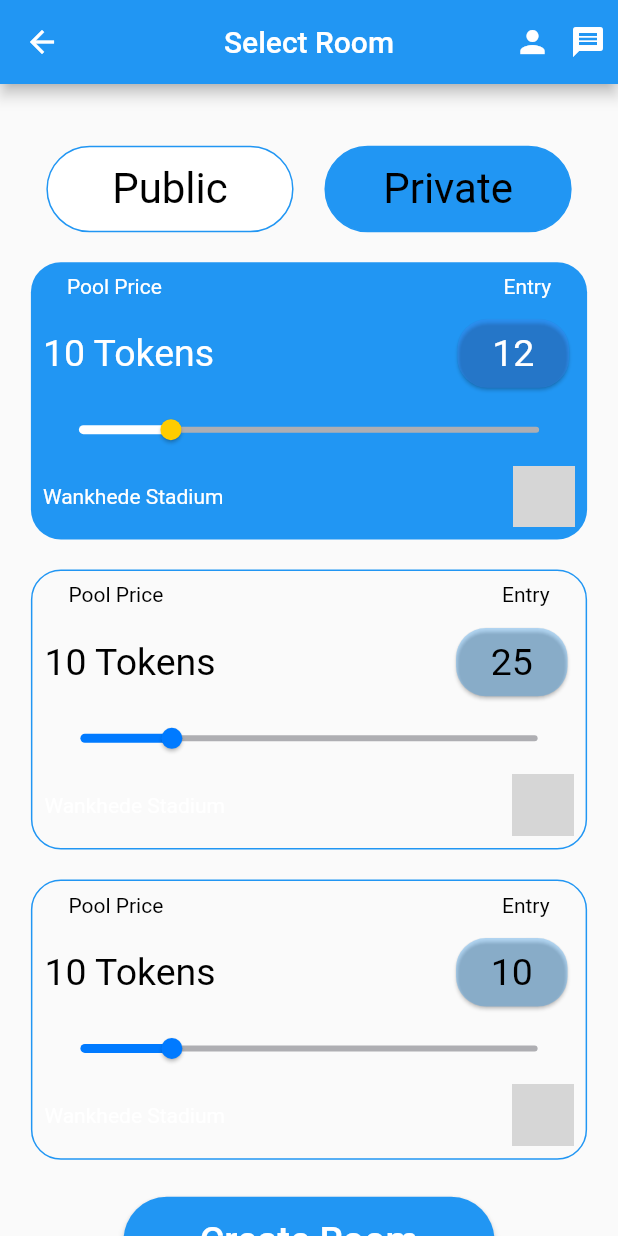
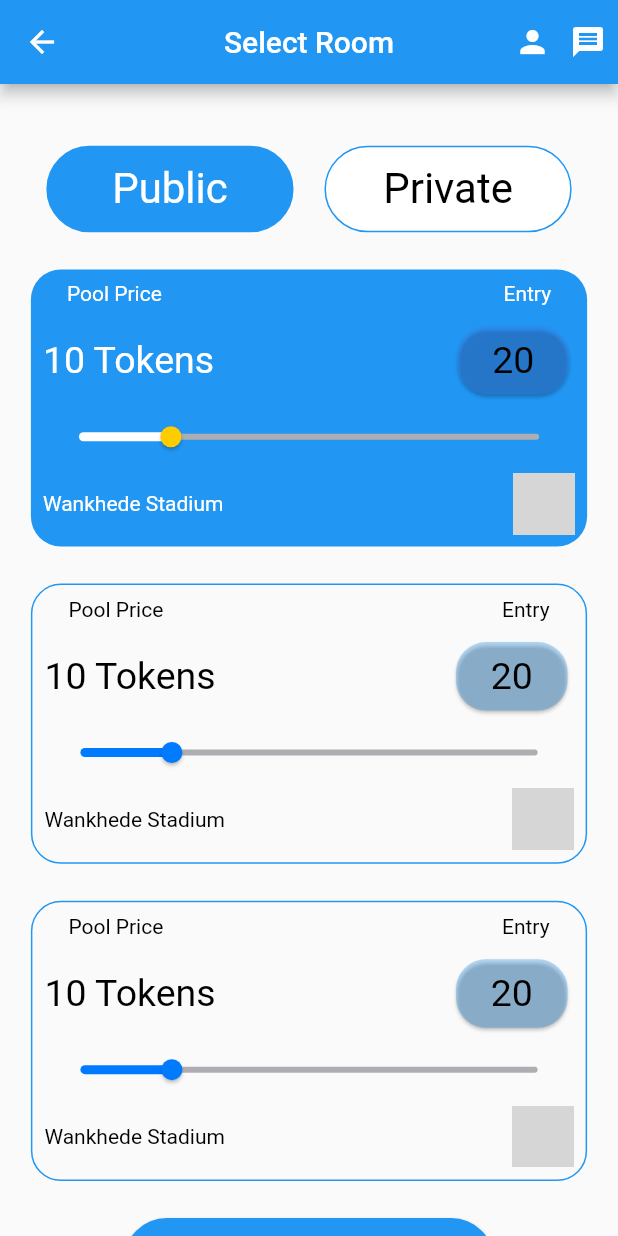
Before and after one commit to Waquar-hub/flutter_application_2, a Flutter app: the MyRoom screen opened directly, on a phone screen of 412 x 824 dp. Run offline on Flutter 3.47's test engine with Material 2 defaults, Android fonts, the phone set to English and light mode, and no system bars; network calls fail; grey boxes are pictures that could not be loaded.

Commit message:
private_public_room

```diff
--- a/lib/home_page.dart/home_page.dart
+++ b/lib/home_page.dart/home_page.dart
@@ -401,4 +401,6 @@ class _HomePagetState extends State<HomePage> {
       ),
     );
   }
+
+  privateRoom() {}
 }
--- a/lib/home_page.dart/myroom_page.dart
+++ b/lib/home_page.dart/myroom_page.dart
@@ -11,14 +11,22 @@ class MyRoom extends StatefulWidget {
 }
 
 class MyRoomState extends State<MyRoom> {
+  late Widget Function() room = publicRoom;
   Color activeCardColour = Color(0xFF101E33);
   Color inactiveCardColour = Color(0xFF11328);
-  double _selectedValue = 20.0;
-  double _selectedValue2 = 20.0;
-  double _selectedValue3 = 20.0;
-  bool changeColor = false;
+  int _selectedValue = 20;
+  int _selectedValue2 = 20;
+  int _selectedValue3 = 20;
+  int _selectedValue4 = 20;
+  bool changeColor = true;
 
   late double deviceHeight, deviceWidth;
+  @override
+  void initState() {
+    super.initState();
+    room = publicRoom;
+  }
+
   @override
   Widget build(BuildContext context) {
     deviceHeight = MediaQuery.of(context).size.height;
@@ -52,6 +60,7 @@ class MyRoomState extends State<MyRoom> {
                   InkWell(
                     onTap: () {
                       setState(() {
+                        room = publicRoom as Widget Function();
                         changeColor = !changeColor;
                       });
                     },
@@ -60,7 +69,7 @@ class MyRoomState extends State<MyRoom> {
                         child: Text(
                           "Public",
                           style: TextStyle(
-                            color: Colors.black,
+                            color: changeColor ? Colors.white : Colors.black,
                             fontSize: 28,
                           ),
                         ),
@@ -80,14 +89,15 @@ class MyRoomState extends State<MyRoom> {
                     onTap: () {
                       setState(() {
                         changeColor = !changeColor;
+                        room = privateRoom as Widget Function();
                       });
                     },
                     child: Container(
-                      child: const Center(
+                      child: Center(
                         child: Text(
                           "Private",
                           style: TextStyle(
-                            color: Colors.black,
+                            color: changeColor ? Colors.black : Colors.white,
                             fontSize: 28,
                           ),
                         ),
@@ -105,9 +115,36 @@ class MyRoomState extends State<MyRoom> {
                   ),
                 ],
               ),
-              const SizedBox(
-                height: 20,
+              SizedBox(
+                height: deviceHeight * 0.03,
               ),
+              room(),
+              SizedBox(
+                height: deviceHeight * 0.03,
+              ),
+              MaterialButton(
+                shape: RoundedRectangleBorder(
+                  borderRadius: BorderRadius.circular(30),
+                ),
+                height: deviceHeight * 0.07,
+                minWidth: deviceWidth * 0.6,
+                color: Colors.blue,
+                onPressed: () {},
+                child: const Text(
+                  "Create Room",
+                  style: TextStyle(color: Colors.white, fontSize: 25),
+                ),
+              )
+            ],
+          ),
+        ),
+      ),
+    );
+  }
+
+  Widget publicRoom() {
+    return Column(
+      children: [
         Container(
           decoration: BoxDecoration(
             color: Colors.blue,
@@ -160,11 +197,11 @@ class MyRoomState extends State<MyRoom> {
                         ),
                         semanticContainer: true,
                         color: Colors.blueAccent.withOpacity(0.3),
-                              child: const Center(
+                        child: Center(
                           child: Text(
-                                  "12",
+                            _selectedValue.toString(),
                             style: TextStyle(
-                                    color: Colors.white,
+                              color: Colors.black,
                               fontSize: 25,
                             ),
                           ),
@@ -175,18 +212,17 @@ class MyRoomState extends State<MyRoom> {
                 ),
                 SliderTheme(
                   data: SliderThemeData(
-                          thumbShape:
-                              RoundSliderThumbShape(enabledThumbRadius: 7),
+                    thumbShape: RoundSliderThumbShape(enabledThumbRadius: 7),
                   ),
                   child: Slider(
-                          value: _selectedValue,
+                    value: _selectedValue.toDouble(),
                     min: 0.0,
                     max: 100.0,
                     activeColor: CupertinoColors.white,
                     thumbColor: CupertinoColors.systemYellow,
                     inactiveColor: CupertinoColors.systemGrey2,
                     onChanged: (_value) {
-                            _selectedValue = _value;
+                      _selectedValue = _value.toInt();
 
                       setState(() {});
                     },
@@ -207,8 +243,8 @@ class MyRoomState extends State<MyRoom> {
             ),
           ),
         ),
-              const SizedBox(
-                height: 20,
+        SizedBox(
+          height: deviceHeight * 0.03,
         ),
         Container(
           decoration: BoxDecoration(
@@ -261,9 +297,9 @@ class MyRoomState extends State<MyRoom> {
                         ),
                         semanticContainer: true,
                         color: Colors.blue.withOpacity(0.3),
-                              child: const Center(
+                        child: Center(
                           child: Text(
-                                  "25",
+                            _selectedValue2.toString(),
                             style: TextStyle(
                               color: Colors.black,
                               fontSize: 25,
@@ -276,11 +312,10 @@ class MyRoomState extends State<MyRoom> {
                 ),
                 SliderTheme(
                   data: SliderThemeData(
-                          thumbShape:
-                              RoundSliderThumbShape(enabledThumbRadius: 7),
+                    thumbShape: RoundSliderThumbShape(enabledThumbRadius: 7),
                   ),
                   child: Slider(
-                          value: _selectedValue2,
+                    value: _selectedValue2.toDouble(),
                     min: 0.0,
                     max: 100.0,
                     activeColor: CupertinoColors.systemBlue,
@@ -288,14 +323,19 @@ class MyRoomState extends State<MyRoom> {
                     inactiveColor: CupertinoColors.systemGrey2,
                     onChanged: (_value) {
                       setState(() {
-                              _selectedValue2 = _value;
+                        _selectedValue2 = _value.toInt();
                       });
                     },
                   ),
                 ),
                 Row(
                   children: [
-                          Text("Wankhede Stadium", style: ktextstyle),
+                    Text(
+                      "Wankhede Stadium",
+                      style: TextStyle(
+                        color: Colors.black,
+                      ),
+                    ),
                     Spacer(),
                     Image(
                         width: deviceWidth * 0.1,
@@ -308,8 +348,8 @@ class MyRoomState extends State<MyRoom> {
             ),
           ),
         ),
-              const SizedBox(
-                height: 20,
+        SizedBox(
+          height: deviceHeight * 0.03,
         ),
         Container(
           decoration: BoxDecoration(
@@ -362,9 +402,9 @@ class MyRoomState extends State<MyRoom> {
                         ),
                         semanticContainer: true,
                         color: Colors.blue.withOpacity(0.3),
-                              child: const Center(
+                        child: Center(
                           child: Text(
-                                  "10",
+                            _selectedValue3.toString(),
                             style: TextStyle(
                               color: Colors.black,
                               fontSize: 25,
@@ -377,11 +417,10 @@ class MyRoomState extends State<MyRoom> {
                 ),
                 SliderTheme(
                   data: SliderThemeData(
-                          thumbShape:
-                              RoundSliderThumbShape(enabledThumbRadius: 7),
+                    thumbShape: RoundSliderThumbShape(enabledThumbRadius: 7),
                   ),
                   child: Slider(
-                          value: _selectedValue3,
+                    value: _selectedValue3.toDouble(),
                     min: 0.0,
                     max: 100.0,
                     activeColor: CupertinoColors.systemBlue,
@@ -389,7 +428,114 @@ class MyRoomState extends State<MyRoom> {
                     inactiveColor: CupertinoColors.systemGrey2,
                     onChanged: (_value) {
                       setState(() {
-                              _selectedValue3 = _value;
+                        _selectedValue3 = _value.toInt();
+                      });
+                    },
+                  ),
+                ),
+                Row(
+                  children: [
+                    Text(
+                      "Wankhede Stadium",
+                      style: TextStyle(
+                        color: Colors.black,
+                      ),
+                    ),
+                    Spacer(),
+                    Image(
+                        width: deviceWidth * 0.1,
+                        height: deviceWidth * 0.1,
+                        image: const NetworkImage(
+                            "https://upload.wikimedia.org/wikipedia/en/thumb/4/41/Flag_of_India.svg/1024px-Flag_of_India.svg.png"))
+                  ],
+                )
+              ],
+            ),
+          ),
+        ),
+      ],
+    );
+  }
+
+  Widget privateRoom() {
+    return Container(
+      decoration: BoxDecoration(
+        border: Border.all(color: Colors.blue),
+        borderRadius: BorderRadius.circular(20),
+      ),
+      child: Padding(
+        padding: EdgeInsets.all(8.0),
+        child: Column(
+          children: [
+            Padding(
+              padding: const EdgeInsets.symmetric(horizontal: 16.0),
+              child: Row(
+                children: [
+                  Text(
+                    "Pool Price",
+                    style: TextStyle(
+                      color: Colors.black,
+                    ),
+                  ),
+                  Spacer(),
+                  Text(
+                    "Entry",
+                    style: TextStyle(
+                      color: Colors.black,
+                    ),
+                  )
+                ],
+              ),
+            ),
+            const SizedBox(
+              height: 10,
+            ),
+            Row(
+              children: [
+                const Text(
+                  "500 Tokens",
+                  style: TextStyle(
+                    color: Colors.black,
+                    fontSize: 25,
+                  ),
+                ),
+                const Spacer(),
+                Container(
+                  height: deviceWidth * 0.13,
+                  width: deviceWidth * 0.2,
+                  child: Card(
+                    shape: RoundedRectangleBorder(
+                      borderRadius: BorderRadius.circular(20.0),
+                    ),
+                    semanticContainer: true,
+                    color: Colors.blue.withOpacity(0.3),
+                    child: Center(
+                      child: Text(
+                        _selectedValue4.toString(),
+                        style: TextStyle(
+                          color: Colors.black,
+                          fontSize: 25,
+                        ),
+                      ),
+                    ),
+                  ),
+                ),
+              ],
+            ),
+            SliderTheme(
+              data: SliderThemeData(
+                thumbShape: RoundSliderThumbShape(enabledThumbRadius: 7),
+              ),
+              child: Slider(
+                value: _selectedValue4.toDouble(),
+                min: 0.0,
+                max: 100.0,
+                activeColor: CupertinoColors.systemBlue,
+                thumbColor: CupertinoColors.systemBlue,
+                inactiveColor: CupertinoColors.systemGrey2,
+                onChanged: (_value) {
+                  setState(() {
+                    _selectedValue4 = _value.toInt();
                   });
                 },
               ),
@@ -408,27 +554,6 @@ class MyRoomState extends State<MyRoom> {
           ],
         ),
       ),
-              ),
-              SizedBox(
-                height: deviceHeight * 0.03,
-              ),
-              MaterialButton(
-                shape: RoundedRectangleBorder(
-                  borderRadius: BorderRadius.circular(30),
-                ),
-                height: deviceHeight * 0.07,
-                minWidth: deviceWidth * 0.6,
-                color: Colors.blue,
-                onPressed: () {},
-                child: const Text(
-                  "Create Room",
-                  style: TextStyle(color: Colors.white, fontSize: 25),
-                ),
-              )
-            ],
-          ),
-        ),
-      ),
     );
   }
 }
```
Also changed, not shown: lib/home_page.dart/my_room_cahnging _view.dart (added, +19 -0 lines). Lines whose indentation alone changed are shown as unchanged.
